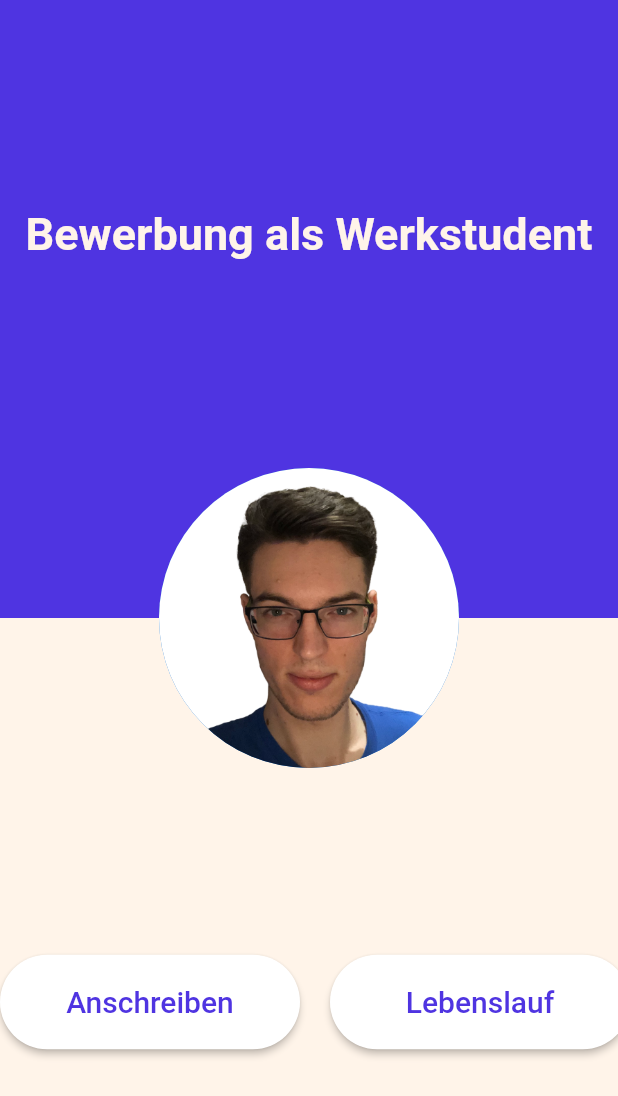
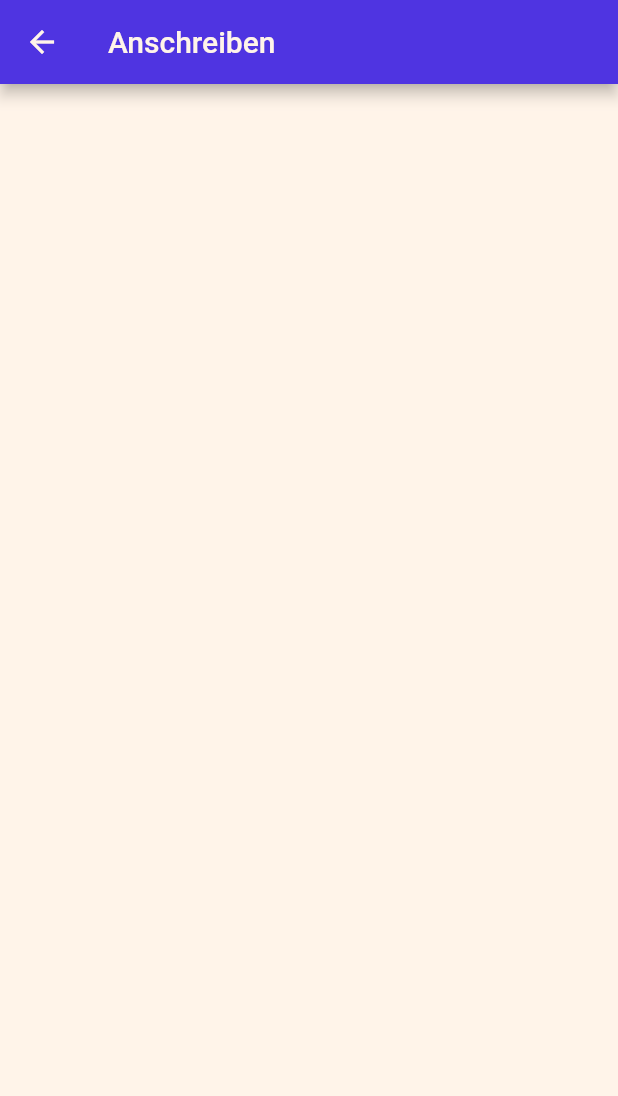
Before and after one commit to tim-w97/Bewerbung, a Flutter app: the screen it shows after launch, after a tap on "Anschreiben", on a phone screen of 412 x 824 dp. Shown: the top 1096 px of the screen. Run offline on Flutter 3.47's test engine with Material 2 defaults, Android fonts, the phone set to English and light mode, and no system bars.

Commit message:
Neue Screens hinzugefügt und den Hauptbereich responsive gemacht

```diff
--- a/lib/main.dart
+++ b/lib/main.dart
@@ -1,4 +1,7 @@
-import 'package:application/screens/home_screen.dart';
+import 'package:application/screens/curriculum.dart';
+import 'package:application/constants/colors.dart' as colors;
+import 'package:application/screens/home.dart';
+import 'package:application/screens/letter.dart';
 import 'package:flutter/material.dart';
 
 void main() {
@@ -11,9 +14,24 @@ class ApplicationApp extends StatelessWidget {
   // This widget is the root of your application.
   @override
   Widget build(BuildContext context) {
-    return const MaterialApp(
+    return MaterialApp(
       title: 'Meine Bewerbung',
-      home: HomeScreen(),
+      theme: ThemeData(
+        appBarTheme: Theme.of(context)
+            .appBarTheme
+            .copyWith(foregroundColor: colors.secondary),
+        scaffoldBackgroundColor: colors.secondary,
+        primaryColor: colors.primary,
+        colorScheme: const ColorScheme.light(
+          primary: colors.primary,
+          secondary: colors.secondary,
+        ),
+      ),
+      routes: {
+        "/": (context) => const Home(),
+        "/cv": (context) => const Curriculum(),
+        "/letter": (context) => const Letter(),
+      },
     );
   }
 }
--- /dev/null
+++ b/lib/screens/curriculum.dart
@@ -0,0 +1,14 @@
+import 'package:flutter/material.dart';
+
+class Curriculum extends StatelessWidget {
+  const Curriculum({Key? key}) : super(key: key);
+
+  @override
+  Widget build(BuildContext context) {
+    return Scaffold(
+      appBar: AppBar(
+        title: const Text("Lebenslauf"),
+      ),
+    );
+  }
+}
--- a/lib/screens/home_screen.dart
+++ b/lib/screens/home.dart
@@ -3,11 +3,13 @@ import 'package:application/constants/text_styles.dart' as text_styles;
 import 'package:application/widgets/custom_button.dart';
 import 'package:flutter/material.dart';
 
-class HomeScreen extends StatelessWidget {
-  const HomeScreen({Key? key}) : super(key: key);
+class Home extends StatelessWidget {
+  const Home({Key? key}) : super(key: key);
 
   @override
   Widget build(BuildContext context) {
+    bool isSmallScreen = MediaQuery.of(context).size.width < 420;
+
     return Scaffold(
       body: Stack(
         alignment: Alignment.center,
@@ -29,6 +31,7 @@ class HomeScreen extends StatelessWidget {
                 child: Center(
                   child: Text(
                     "Bewerbung als Werkstudent",
+                    textAlign: TextAlign.center,
                     style: text_styles.bigHeadline,
                   ),
                 ),
@@ -38,17 +41,24 @@ class HomeScreen extends StatelessWidget {
                 radius: 100,
               ),
               Expanded(
-                child: Row(
+                child: Flex(
                   mainAxisAlignment: MainAxisAlignment.center,
+                  direction: isSmallScreen ? Axis.vertical : Axis.horizontal,
                   children: [
                     CustomButton(
                       "Anschreiben",
-                      margin: const EdgeInsets.only(right: 20),
-                      onPressed: () {},
+                      margin: isSmallScreen
+                          ? const EdgeInsets.only(bottom: 20)
+                          : const EdgeInsets.only(right: 20),
+                      onPressed: () {
+                        Navigator.pushNamed(context, "/letter");
+                      },
                     ),
                     CustomButton(
                       "Lebenslauf",
-                      onPressed: () {},
+                      onPressed: () {
+                        Navigator.pushNamed(context, "/cv");
+                      },
                     ),
                   ],
                 ),
--- /dev/null
+++ b/lib/screens/letter.dart
@@ -0,0 +1,14 @@
+import 'package:flutter/material.dart';
+
+class Letter extends StatelessWidget {
+  const Letter({Key? key}) : super(key: key);
+
+  @override
+  Widget build(BuildContext context) {
+    return Scaffold(
+      appBar: AppBar(
+        title: const Text("Anschreiben"),
+      ),
+    );
+  }
+}
```
